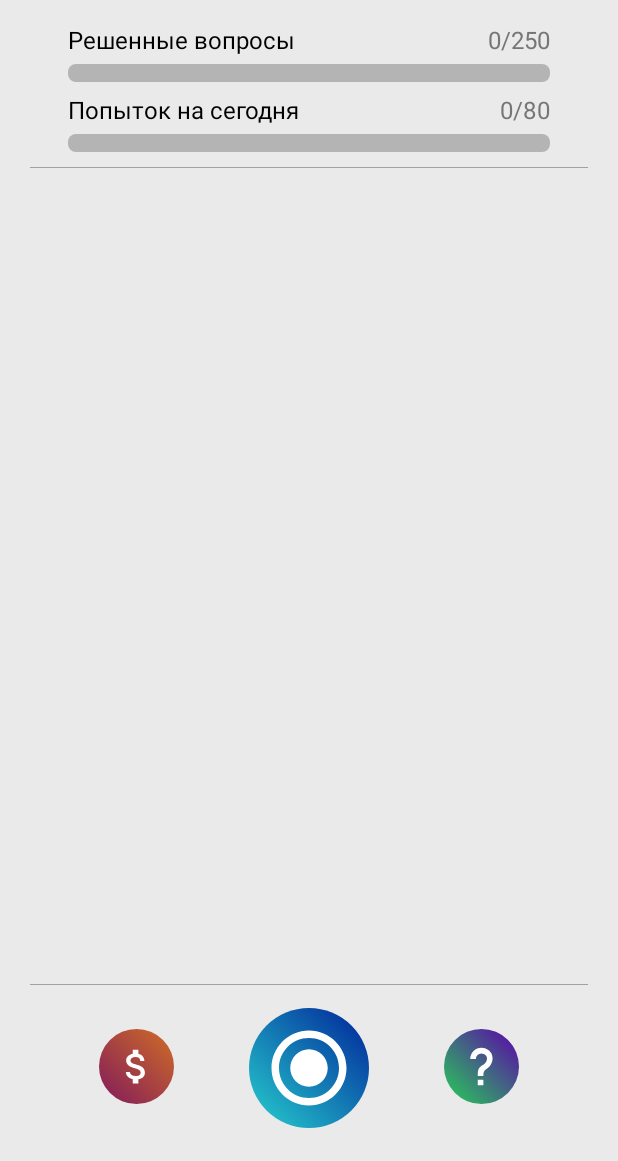
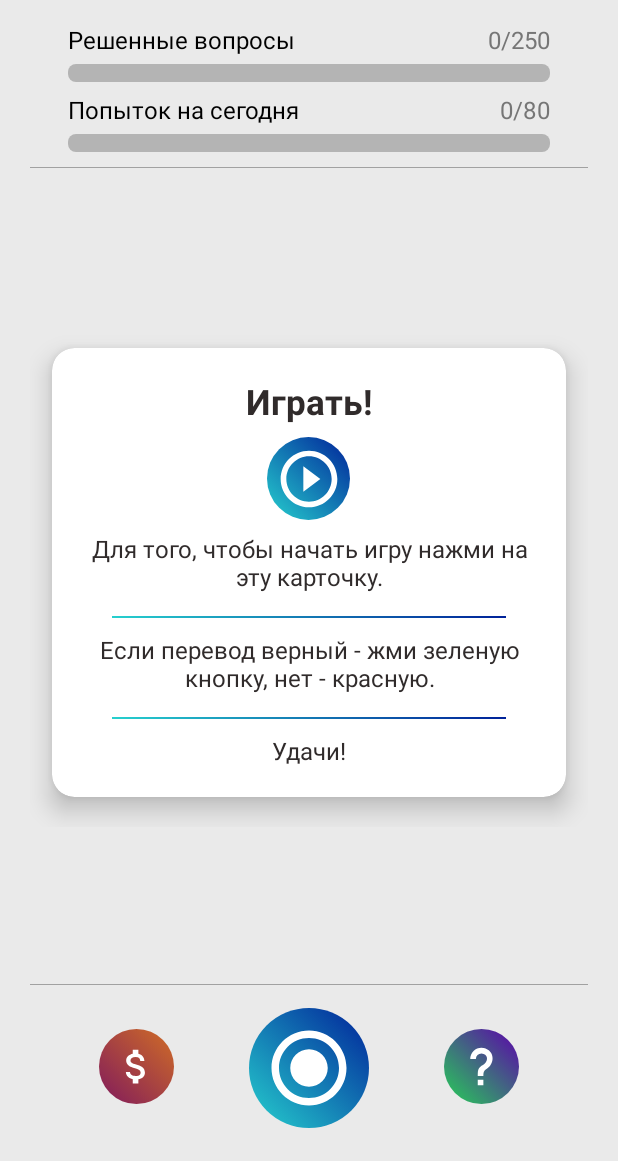
Before and after one commit to coder-chekunkov/Czech-Language, an Android app: the MenuActivity screen opened directly, with no data from a screen before it, on a phone screen of 412 x 824 dp, the part 75-1236 px from its top. Run offline under Robolectric (Android 15) with nearby library versions, the phone set to English and light mode, and no system bars.

Commit message:
add description card

```diff
--- a/app/src/main/java/com/example/czech_language/MenuActivity.java
+++ b/app/src/main/java/com/example/czech_language/MenuActivity.java
@@ -11,7 +11,8 @@ import com.example.czech_language.tabs_worker.*;
 
 public class MenuActivity extends AppCompatActivity implements View.OnClickListener {
 
-    ImageButton buttonStatistic, buttonSettings, buttonShop, buttonInformation, buttonPlay;
+    ImageButton buttonStatistic, buttonSettings, buttonShop, buttonInformation, buttonPlay,
+            buttonCardViewDescription;
     ProgressBar pbAllSolutionProblems, pbTodaySolutionProblems;
     TextView twAllSolutionProblems, twTodaySolutionProblems;
 
@@ -21,6 +22,8 @@ public class MenuActivity extends AppCompatActivity implements View.OnClickListe
     Settings settingsWorker;
     Statistic statisticWorker;
     GameOver gameOverWorker;
+
+    View firstLine, secondLine, thirdLine;
 
     int allProblems = 250, todayMaxProblems = 80;
 
@@ -61,8 +64,15 @@ public class MenuActivity extends AppCompatActivity implements View.OnClickListe
         buttonPlay = findViewById(R.id.button_play_game);
         buttonPlay.setOnClickListener(this);
 
+        // Регистрация объектов на карточке "Описание":
+        firstLine = findViewById(R.id.card_view_view_one);
+        secondLine = findViewById(R.id.card_view_view_two);
+        thirdLine = findViewById(R.id.card_view_game_one);
+        buttonCardViewDescription = findViewById(R.id.image_button_card_view_start);
+
         // Запуск анимации всех кнопок:
-        StartAnimation startAnimation = new StartAnimation(buttonPlay, buttonShop, buttonInformation);
+        StartAnimation startAnimation = new StartAnimation(buttonPlay, buttonShop, buttonInformation,
+                buttonCardViewDescription, firstLine, secondLine, thirdLine);
         startAnimation.startAnimation();
 
         // Регистрастрация "Магазина":
--- a/app/src/main/java/com/example/czech_language/static_worker/StartAnimation.java
+++ b/app/src/main/java/com/example/czech_language/static_worker/StartAnimation.java
@@ -1,16 +1,23 @@
 package com.example.czech_language.static_worker;
 
 import android.graphics.drawable.AnimationDrawable;
+import android.view.View;
 import android.widget.ImageButton;
 
 public class StartAnimation {
 
-    ImageButton buttonPlay, buttonShop, buttonInformation;
+    ImageButton buttonPlay, buttonShop, buttonInformation, buttonCardViewDescription;
+    View firstLine, secondLine, thirdLine;
 
-    public StartAnimation(ImageButton buttonPlay, ImageButton buttonShop, ImageButton buttonInformation) {
+    public StartAnimation(ImageButton buttonPlay, ImageButton buttonShop, ImageButton buttonInformation,
+                          ImageButton buttonCardViewDescription, View firstLine, View secondLine, View thirdLine) {
         this.buttonPlay = buttonPlay;
         this.buttonShop = buttonShop;
         this.buttonInformation = buttonInformation;
+        this.buttonCardViewDescription = buttonCardViewDescription;
+        this.firstLine = firstLine;
+        this.secondLine = secondLine;
+        this.thirdLine = thirdLine;
     }
 
     public void startAnimation() {
@@ -31,6 +38,31 @@ public class StartAnimation {
         animationDrawableInformation.setEnterFadeDuration(500);
         animationDrawableInformation.setExitFadeDuration(1000);
         animationDrawableInformation.start();
+
+        // Запуск анимации "Картинки":
+        AnimationDrawable animationDrawableButtonCardViewDescription = (AnimationDrawable) buttonCardViewDescription.getBackground();
+        animationDrawableButtonCardViewDescription.setEnterFadeDuration(100);
+        animationDrawableButtonCardViewDescription.setExitFadeDuration(500);
+        animationDrawableButtonCardViewDescription.start();
+
+        // Запуск анимации "Первой линии":
+        AnimationDrawable animationDrawableFirstLine = (AnimationDrawable) firstLine.getBackground();
+        animationDrawableFirstLine.setEnterFadeDuration(100);
+        animationDrawableFirstLine.setExitFadeDuration(500);
+        animationDrawableFirstLine.start();
+
+        // Запуск анимации "Второй линии":
+        AnimationDrawable animationDrawableSecondLine = (AnimationDrawable) secondLine.getBackground();
+        animationDrawableSecondLine.setEnterFadeDuration(100);
+        animationDrawableSecondLine.setExitFadeDuration(500);
+        animationDrawableSecondLine.start();
+
+        // Запуск анимации "Третьей линии":
+        AnimationDrawable animationDrawableThirdLine = (AnimationDrawable) thirdLine.getBackground();
+        animationDrawableThirdLine.setEnterFadeDuration(100);
+        animationDrawableThirdLine.setExitFadeDuration(500);
+        animationDrawableThirdLine.start();
+
     }
 
 }
--- a/app/src/main/res/layout/activity_menu.xml
+++ b/app/src/main/res/layout/activity_menu.xml
@@ -134,8 +134,54 @@
                 android:layout_below="@+id/layout_static"
                 android:background="#a1a1a1"/>
 
+        <RelativeLayout
+                android:layout_width="match_parent"
+                android:layout_height="match_parent"
+                android:layout_below="@id/view_up"
+                android:layout_above="@+id/view_down">
 
+            <ScrollView
+                    android:layout_centerInParent="true"
+                    android:layout_width="wrap_content"
+                    android:layout_height="wrap_content"
+                    tools:ignore="UselessParent">
 
+                <RelativeLayout
+                        android:layout_width="match_parent"
+                        android:layout_height="match_parent"
+                        tools:ignore="ScrollViewSize">
+
+                    <ViewFlipper xmlns:android="http://schemas.android.com/apk/res/android"
+                                 android:id="@+id/vf"
+                                 android:layout_width="fill_parent"
+                                 android:layout_height="wrap_content" >
+
+                        <RelativeLayout
+                                android:id="@+id/relative_layout_game"
+                                android:layout_width="match_parent"
+                                android:layout_height="match_parent">
+
+                            <include layout="@layout/description_tab"
+                                     android:id="@+id/include_menu"
+                                     android:layout_width="wrap_content"
+                                     android:layout_height="wrap_content"
+                                     android:layout_alignParentRight="true"
+                                     android:layout_alignParentEnd="true" />
+                        </RelativeLayout>
+
+                        <include
+                                layout="@layout/game_tab"
+                                android:id="@+id/include_game"
+                                android:layout_width="wrap_content"
+                                android:layout_height="wrap_content"
+                                android:layout_alignParentRight="true"
+                                android:layout_alignParentEnd="true"
+                                tools:ignore="ObsoleteLayoutParam"/>
+
+                    </ViewFlipper>
+                </RelativeLayout>
+            </ScrollView>
+        </RelativeLayout>
 
         <View
                 android:id="@+id/view_down"
--- /dev/null
+++ b/app/src/main/res/layout/description_tab.xml
@@ -0,0 +1,119 @@
+<?xml version="1.0" encoding="utf-8"?>
+<RelativeLayout xmlns:android="http://schemas.android.com/apk/res/android"
+                xmlns:app="http://schemas.android.com/apk/res-auto"
+                android:layout_width="match_parent"
+                android:layout_height="match_parent"
+                xmlns:card_view="http://schemas.android.com/tools"
+                xmlns:ads="http://schemas.android.com/apk/res-auto"
+                android:layout_marginLeft="5dp"
+                android:layout_marginRight="5dp"
+                android:gravity="center">
+
+
+    <androidx.cardview.widget.CardView
+            app:cardElevation="10dp"
+            app:cardUseCompatPadding="true"
+            android:layout_width="match_parent"
+            android:layout_height="wrap_content"
+            app:cardCornerRadius="15dp"
+            card_view:cardCornerRadius="3dp"
+            app:cardBackgroundColor="#fff"
+            android:layout_alignParentTop="true"
+            android:layout_alignParentLeft="true"
+            android:layout_alignParentStart="true">
+
+        <LinearLayout
+                android:layout_width="match_parent"
+                android:layout_height="wrap_content"
+                android:orientation="vertical">
+
+            <LinearLayout
+                    android:layout_width="match_parent"
+                    android:layout_height="wrap_content"
+                    android:orientation="vertical"
+                    android:layout_marginTop="20dp"
+                    android:layout_marginBottom="20dp">
+
+                <TextView
+                        android:layout_width="match_parent"
+                        android:layout_height="wrap_content"
+                        android:layout_marginLeft="20dp"
+                        android:layout_marginRight="20dp"
+                        android:textAlignment="center"
+                        android:textStyle="bold"
+                        android:textColor="#302b2b"
+                        android:textSize="23dp"
+                        android:text="Играть!"
+                        android:gravity="center_horizontal" />
+
+                <ImageButton
+                        android:background="@drawable/color_list_button_start"
+                        android:src="@drawable/icon_card_view_game"
+                        android:layout_width="55dp"
+                        android:layout_height="55dp"
+                        android:layout_gravity="center"
+                        android:layout_alignParentBottom="true"
+                        android:layout_centerHorizontal="true"
+                        android:layout_marginBottom="8dp"
+                        android:layout_marginTop="8dp"
+                        android:id="@+id/image_button_card_view_start"
+                        card_view:ignore="MissingPrefix,VectorDrawableCompat" />
+
+
+                <TextView
+                        android:layout_width="match_parent"
+                        android:layout_height="wrap_content"
+                        android:layout_marginRight="20dp"
+                        android:layout_marginLeft="20dp"
+                        android:layout_marginBottom="5dp"
+                        android:textAlignment="center"
+                        android:textColor="#302b2b"
+                        android:textSize="16dp"
+                        android:text="Для того, чтобы начать игру нажми на эту карточку."/>
+
+                <View
+                        android:id="@+id/card_view_view_one"
+                        android:layout_centerHorizontal="true"
+                        android:layout_width="fill_parent"
+                        android:layout_height="1dp"
+                        android:layout_marginTop="10dp"
+                        android:layout_marginRight="40dp"
+                        android:layout_marginLeft="40dp"
+                        android:layout_marginBottom="10dp"
+                        android:background="@drawable/color_list_card_view_view" />
+                <TextView
+                        android:layout_width="match_parent"
+                        android:layout_height="wrap_content"
+                        android:layout_marginRight="20dp"
+                        android:layout_marginLeft="20dp"
+                        android:layout_marginBottom="5dp"
+                        android:textAlignment="center"
+                        android:textColor="#302b2b"
+                        android:textSize="16dp"
+                        android:text="Если перевод верный - жми зеленую кнопку, нет - красную."/>
+
+                <View
+                        android:id="@+id/card_view_view_two"
+                        android:layout_centerHorizontal="true"
+                        android:layout_width="fill_parent"
+                        android:layout_height="1dp"
+                        android:layout_marginTop="10dp"
+                        android:layout_marginRight="40dp"
+                        android:layout_marginLeft="40dp"
+                        android:layout_marginBottom="10dp"
+                        android:background="@drawable/color_list_card_view_view" />
+
+                <TextView
+                        android:layout_width="match_parent"
+                        android:layout_height="wrap_content"
+                        android:layout_marginRight="20dp"
+                        android:layout_marginLeft="20dp"
+                        android:textAlignment="center"
+                        android:textColor="#302b2b"
+                        android:textSize="16dp"
+                        android:text="Удачи!"/>
+
+            </LinearLayout>
+        </LinearLayout>
+    </androidx.cardview.widget.CardView>
+</RelativeLayout>
```
Also changed, not shown: app/src/main/res/layout/game_tab.xml (added, +171 -0 lines).
